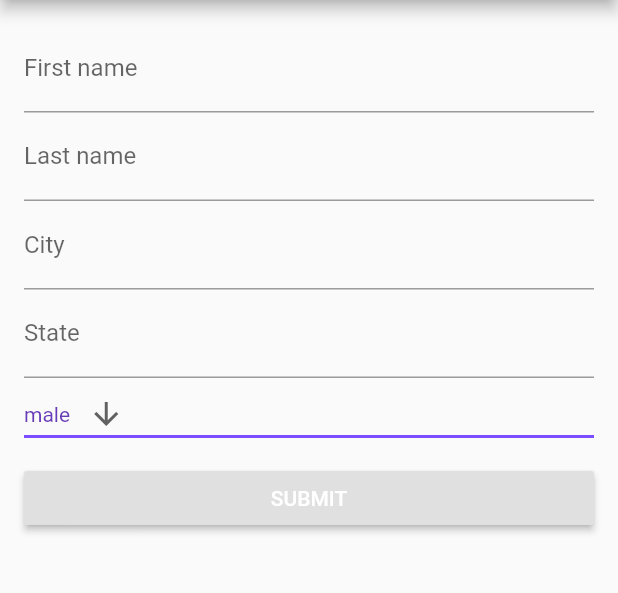
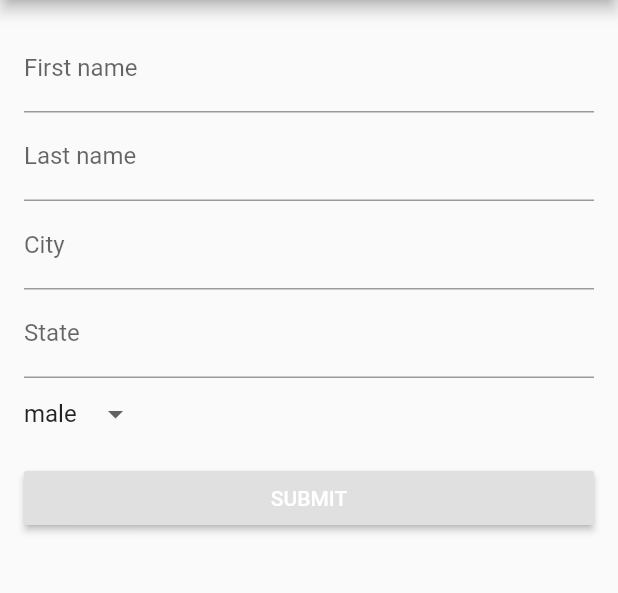
Before and after one commit to Concretely/Dave, a Flutter app: the FormAddScreen screen opened directly, on a phone screen of 412 x 824 dp, the part 84-677 px from its top. Run offline on Flutter 3.47's test engine with Material 2 defaults, Android fonts, the phone set to English and light mode, and no system bars; our stand-ins replace geolocator, url_launcher_web; missing offline and left inert: flutter_webview_plugin; network calls fail.

Commit message:
fixed dropdown icon

```diff
--- a/flutter_patient/lib/src/ui/formadd/form_add_screen.dart
+++ b/flutter_patient/lib/src/ui/formadd/form_add_screen.dart
@@ -203,13 +203,13 @@ class _FormAddScreenState extends State<FormAddScreen> {
   Widget _buildGenderDropdown(){
     return DropdownButton<String>(
       value: newGender,
-      icon: Icon(Icons.arrow_downward),
+     // icon: Icon(Icons),
       iconSize: 24,
       elevation: 16,
-      style: TextStyle(color: Colors.deepPurple),
+      //style: TextStyle(color: Colors.deepPurple),
       underline: Container(
         height: 2,
-        color: Colors.deepPurpleAccent,
+        //color: Colors.deepPurpleAccent,
       ),
       onChanged: (String newValue) {setState(() => newGender = newValue);},
       items: <String>['male','female']
```
